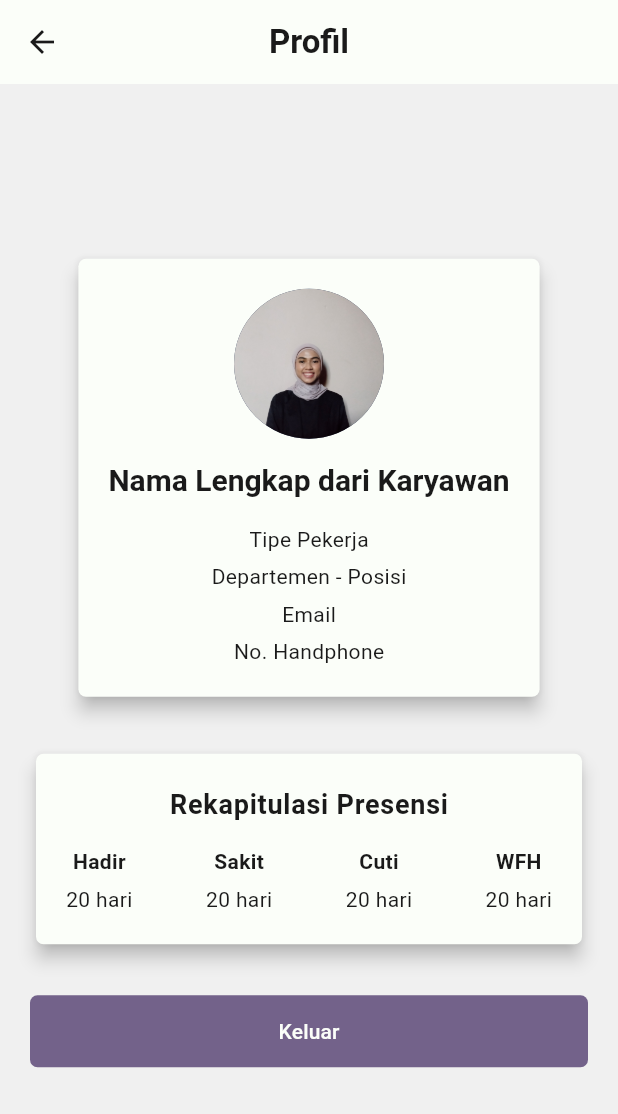
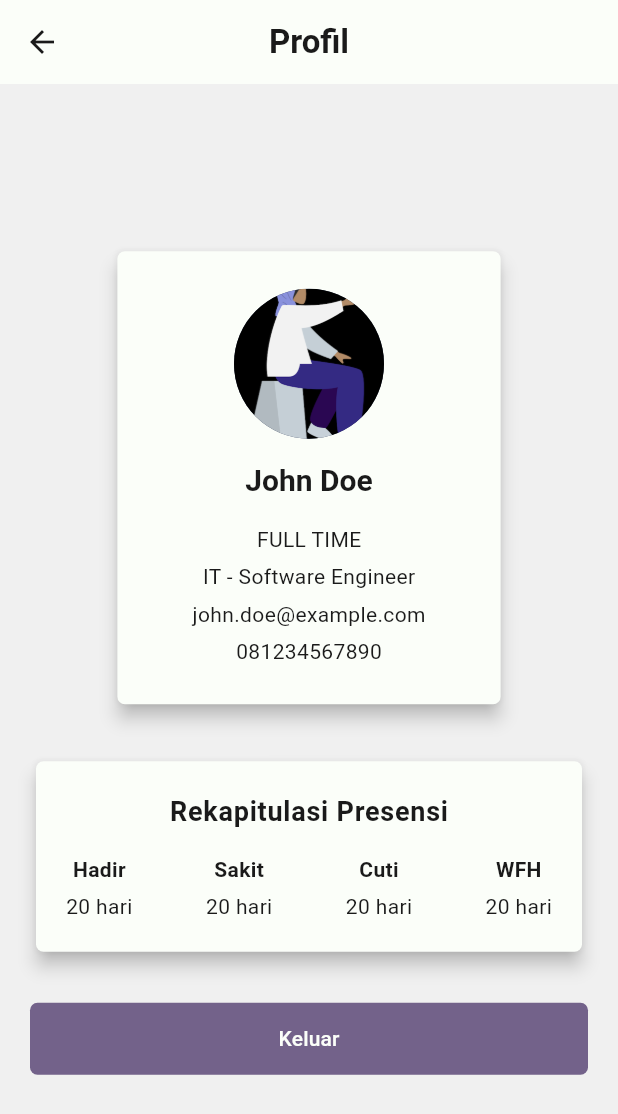
Before and after one commit to salsabilafnp/flutter_epresence_app, a Flutter app: the ProfilView screen opened by its route, on a phone screen of 412 x 824 dp. Shown: the top 1114 px of the screen. Run offline on Flutter 3.47's test engine with Material 3 defaults, Android fonts, the phone set to English and light mode, and no system bars; our stand-ins replace camera, file_picker, flutter_map, geolocator, get, latlong2 and 1 more.

Commit message:
revisi fitur karyawan dan pisah model juga dummy data; slicingUI: kamera cuti

```diff
--- a/lib/app/components/nav_component.dart
+++ b/lib/app/components/nav_component.dart
@@ -27,7 +27,7 @@ class _NavComponentState extends State<NavComponent> {
     return Scaffold(
       body: IndexedStack(
         index: _tabIndex,
-        children: const [
+        children: [
           BerandaView(),
           ProfilView(),
         ],
--- a/lib/app/modules/models/notifikasi.dart
+++ b/lib/app/modules/models/notifikasi.dart
@@ -3,11 +3,34 @@ class Notifikasi {
   final String message;
   final DateTime date;
   final bool isReminder;
+  final bool isForStaff;
 
   Notifikasi({
     required this.title,
     required this.message,
     required this.date,
-    required this.isReminder,
+    this.isReminder = false,
+    this.isForStaff = true,
   });
 }
+
+List<Notifikasi> notifications = [
+  Notifikasi(
+    title: 'Pengingat Presensi',
+    message: 'Jangan lupa untuk presensi masuk!',
+    date: DateTime.now().subtract(Duration(hours: 1)),
+    isReminder: true,
+  ),
+  Notifikasi(
+    title: 'Pengajuan Cuti Ditindaklanjuti',
+    message: 'Pengajuan cuti Anda telah disetujui.',
+    date: DateTime.now().subtract(Duration(days: 1)),
+  ),
+  Notifikasi(
+    title: 'Ajuan Cuti Baru',
+    message:
+        'John Doe mengajukan cuti untuk 15 Juli 2024. Mohon tindaklanuti ajuan cuti ini.',
+    date: DateTime.now().subtract(Duration(days: 1)),
+    isForStaff: false,
+  ),
+];
--- a/lib/app/modules/models/user.dart
+++ b/lib/app/modules/models/user.dart
@@ -25,3 +25,32 @@ class User {
     required this.imageUrl,
   });
 }
+
+List<User> users = [
+  User(
+    userId: 'stf01',
+    nama: 'John Doe',
+    email: 'john.doe@example.com',
+    password: 'password123',
+    phoneNumber: '081234567890',
+    role: 'karyawan',
+    employeeType: 'full time',
+    department: 'IT',
+    position: 'Software Engineer',
+    faceEmbedding: 'embedding123',
+    imageUrl: 'avatar.png',
+  ),
+  User(
+    userId: 'adm01',
+    nama: 'Jane Smith',
+    email: 'jane.smith@example.com',
+    password: 'password456',
+    phoneNumber: '082345678901',
+    role: 'admin',
+    employeeType: 'full time',
+    department: 'HR',
+    position: 'HR Specialist',
+    faceEmbedding: 'embedding456',
+    imageUrl: 'avatar2.png',
+  ),
+];
--- a/lib/app/modules/views/karyawan/beranda_view.dart
+++ b/lib/app/modules/views/karyawan/beranda_view.dart
@@ -78,7 +78,7 @@ class BerandaView extends StatelessWidget {
             FilledButton.icon(
               style: AppTheme.primaryButtonStyle,
               onPressed: () {
-                Get.toNamed(RouteNames.pengajuanCuti);
+                Get.toNamed(RouteNames.kameraCuti);
               },
               icon: Icon(Symbols.note_alt),
               label: Text(Dictionary.pengajuanCuti),
--- a/lib/app/modules/views/karyawan/profil_view.dart
+++ b/lib/app/modules/views/karyawan/profil_view.dart
@@ -1,10 +1,15 @@
 import 'package:flutter/material.dart';
 import 'package:flutter_epresence_app/app/components/custom_app_bar.dart';
+import 'package:flutter_epresence_app/app/modules/models/user.dart';
 import 'package:flutter_epresence_app/utils/dictionary.dart';
+import 'package:flutter_epresence_app/utils/routes.dart';
 import 'package:flutter_epresence_app/utils/theme.dart';
+import 'package:get/get.dart';
 
 class ProfilView extends StatelessWidget {
-  const ProfilView({super.key});
+  final User _staffUser = users[0];
+
+  ProfilView({super.key});
 
   @override
   Widget build(BuildContext context) {
@@ -18,12 +23,14 @@ class ProfilView extends StatelessWidget {
           child: Column(
             mainAxisAlignment: MainAxisAlignment.center,
             children: [
-              _buildIdentityCard(context),
+              _buildIdentityCard(context, _staffUser),
               const SizedBox(height: 30),
               _buildAttendanceSummaryCard(context),
               const SizedBox(height: 30),
               FilledButton(
-                onPressed: () {},
+                onPressed: () {
+                  Get.offAndToNamed(RouteNames.logIn);
+                },
                 style: AppTheme.secondaryButtonStyle,
                 child: Text(Dictionary.logOut),
               ),
@@ -34,30 +41,33 @@ class ProfilView extends StatelessWidget {
     );
   }
 
-  Widget _buildIdentityCard(BuildContext context) {
+  Widget _buildIdentityCard(BuildContext context, User userData) {
     return Card(
       child: Padding(
-        padding: const EdgeInsets.all(20),
+        padding: const EdgeInsets.symmetric(
+          horizontal: 50,
+          vertical: 25,
+        ),
         child: Column(
           crossAxisAlignment: CrossAxisAlignment.center,
           children: [
-            const CircleAvatar(
+            CircleAvatar(
               radius: 50,
-              backgroundImage: AssetImage('assets/images/ava.jpg'),
+              backgroundImage: AssetImage('assets/images/${userData.imageUrl}'),
             ),
             const SizedBox(height: 15),
             Text(
-              'Nama Lengkap dari Karyawan',
+              userData.nama,
               style: Theme.of(context).textTheme.headlineSmall,
             ),
             const SizedBox(height: 15),
-            Text('Tipe Pekerja'),
+            Text(userData.employeeType.toUpperCase()),
             const SizedBox(height: 5),
-            Text('Departemen - Posisi'),
+            Text('${userData.department} - ${userData.position}'),
             const SizedBox(height: 5),
-            Text('Email'),
+            Text(userData.email),
             const SizedBox(height: 5),
-            Text('No. Handphone'),
+            Text(userData.phoneNumber),
           ],
         ),
       ),
--- a/lib/utils/dictionary.dart
+++ b/lib/utils/dictionary.dart
@@ -7,7 +7,9 @@ class Dictionary {
   static const notifikasi = "Notifikasi";
   static const riwayatPresensi = "Riwayat Presensi";
   static const catatPresensiMasuk = "Presensi Masuk";
+  static const catatPresensiKeluar = "Presensi Keluar";
   static const lokasiPresensiMasuk = "Lokasi Presensi Masuk";
+  static const lokasiPresensKeluar = "Lokasi Presensi Keluar";
   static const riwayatAjuanCuti = "Riwayat Ajuan Cuti";
   static const pengajuanCuti = "Pengajuan Cuti";
   static const detailAjuanCuti = "Detail Ajuan Cuti";
--- a/lib/utils/routes.dart
+++ b/lib/utils/routes.dart
@@ -1,5 +1,6 @@
 import 'package:flutter_epresence_app/app/modules/views/karyawan/beranda_view.dart';
 import 'package:flutter_epresence_app/app/modules/views/karyawan/detail_cuti_view.dart';
+import 'package:flutter_epresence_app/app/modules/views/karyawan/kamera_cuti_view.dart';
 import 'package:flutter_epresence_app/app/modules/views/karyawan/kamera_view.dart';
 import 'package:flutter_epresence_app/app/modules/views/karyawan/notifikasi_view.dart';
 import 'package:flutter_epresence_app/app/modules/views/karyawan/pengajuan_cuti_view.dart';
@@ -51,6 +52,10 @@ class Routes {
       page: () => RiwayatCutiView(),
     ),
     GetPage(
+      name: RouteNames.kameraCuti,
+      page: () => KameraCutiView(),
+    ),
+    GetPage(
       name: RouteNames.pengajuanCuti,
       page: () => PengajuanCutiView(),
     ),
```
Also changed, not shown: lib/app/modules/models/cuti.dart (+43 -0 lines), lib/app/modules/models/presensi.dart (+39 -0 lines), lib/app/modules/views/karyawan/kamera_cuti_view.dart (+99 -0 lines), lib/app/modules/views/karyawan/notifikasi_view.dart (+9 -19 lines), lib/app/modules/views/karyawan/riwayat_cuti_view.dart (+3 -20 lines), lib/app/modules/views/karyawan/riwayat_presensi_view.dart (+11 -23 lines), assets/images/ava.jpg (deleted), assets/images/avatar.png (added), assets/images/avatar2.png (added).
